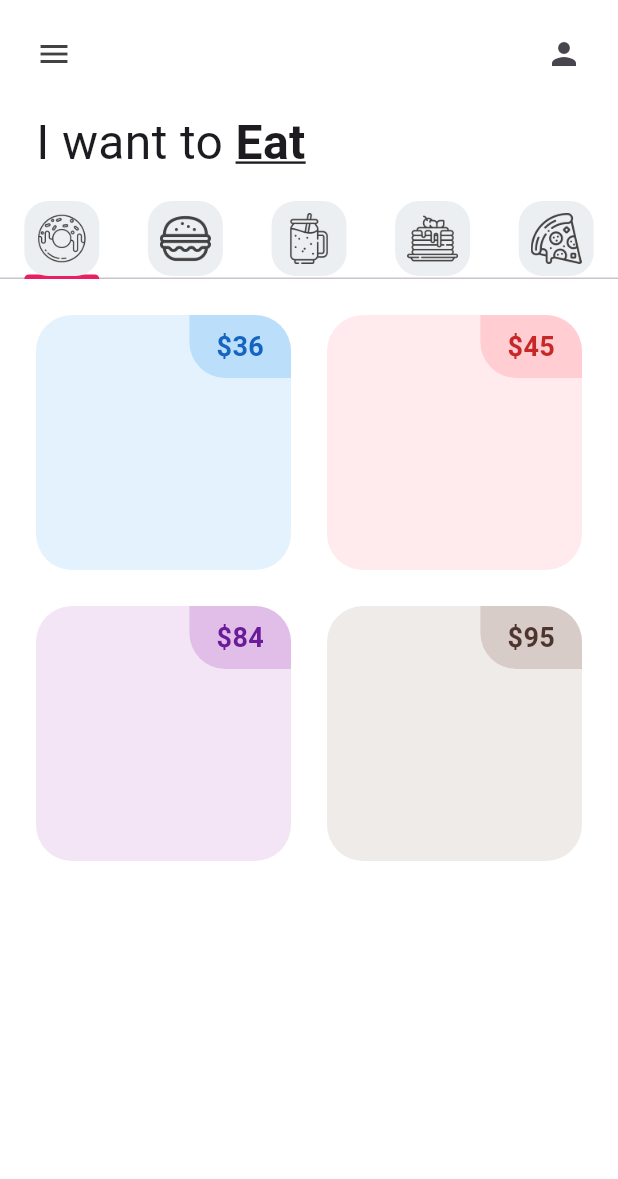
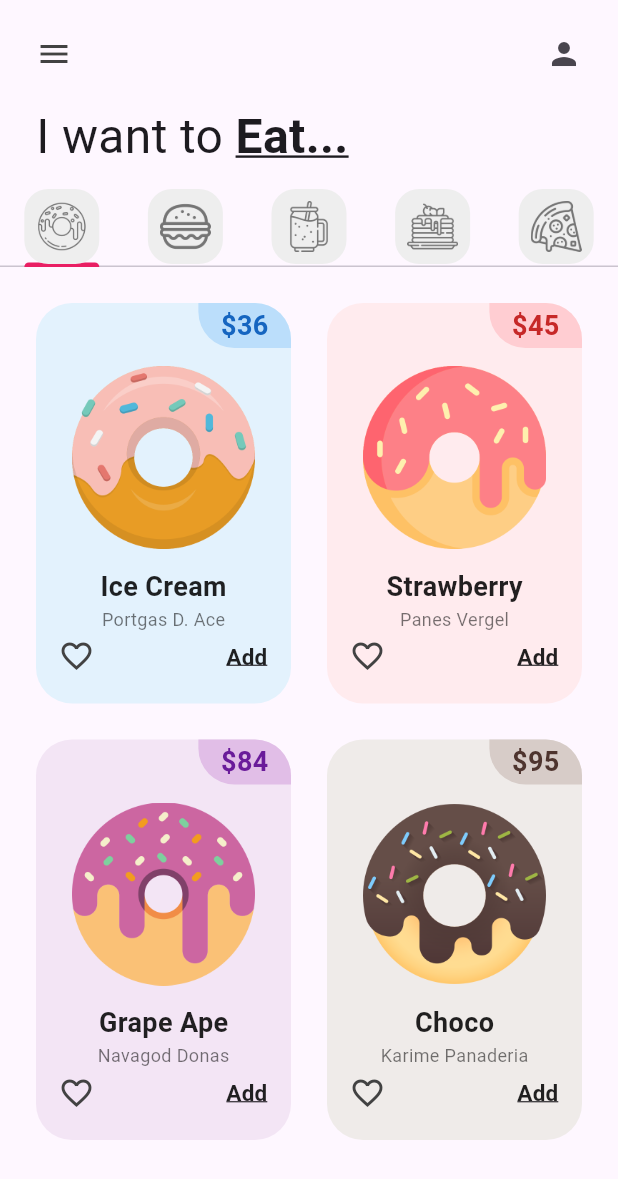
Before and after one commit to imVlado/donut_app_4sa, a Flutter app: the screen it shows after launch, on a phone screen of 412 x 824 dp. Shown: the top 1179 px of the screen. Run offline on Flutter 3.47's test engine with Material 3 defaults, Android fonts, the phone set to English and light mode, and no system bars.

Commit message:
DonutTile Finished

```diff
--- a/lib/pages/home_page.dart
+++ b/lib/pages/home_page.dart
@@ -1,10 +1,10 @@
+import 'package:flutter/material.dart';
+import 'package:donut_app_4sa/utils/my_tab.dart';
+import 'package:donut_app_4sa/tabs/donut_tab.dart';
 import 'package:donut_app_4sa/tabs/burger_tab.dart';
-import 'package:donut_app_4sa/tabs/donut_tab.dart';
-import 'package:donut_app_4sa/tabs/pancakes.dart';
-import 'package:donut_app_4sa/tabs/pizza.dart';
 import 'package:donut_app_4sa/tabs/smootie_tab.dart';
-import 'package:donut_app_4sa/utils/my_tab.dart';
-import 'package:flutter/material.dart';
+import 'package:donut_app_4sa/tabs/pancakes_tab.dart';
+import 'package:donut_app_4sa/tabs/pizza_tab.dart';
 
 class HomePage extends StatefulWidget {
   const HomePage({super.key});
@@ -14,8 +14,7 @@ class HomePage extends StatefulWidget {
 }
 
 class _HomePageState extends State<HomePage> {
-
-  List<Widget> myTabs = <Widget>[
+  List <Widget> myTabs = <Widget>[
     const MyTab(iconPath: 'lib/icons/donut.png',),
     const MyTab(iconPath: 'lib/icons/burger.png',),
     const MyTab(iconPath: 'lib/icons/smoothie.png',),
@@ -25,54 +24,47 @@ class _HomePageState extends State<HomePage> {
 
   @override
   Widget build(BuildContext context) {
-    return DefaultTabController(
-      length: myTabs.length,
+    return DefaultTabController(length: myTabs.length,
       child: Scaffold(
-        backgroundColor: Colors.white,
         appBar: AppBar(
-           backgroundColor: Colors.transparent,
-          //icono de a izquierda
-          leading:
-           Padding(
-             padding: const EdgeInsets.all(24.0),
-             child: Icon(
-              Icons.menu,
-                color: Colors.grey[800]
-              ),
-           ),
-            actions: [
-              Padding(
-                padding: const EdgeInsets.all(24.0),
-                child: Icon(
-                  Icons.person,),
-              )],
+          backgroundColor: Colors.transparent,
+          //Icono de la izquierda
+          leading: Padding(
+            padding: const EdgeInsets.all(24.0),
+            child: Icon(Icons.menu, color: Colors.grey[800]),
+          ),
+          actions: [Padding(
+            padding: const EdgeInsets.all(24.0),
+            child: Icon(Icons.person),
+          )]
         ),
         body: Column(
           children: <Widget>[
+            //1. Texto Principal (Text)
           const Padding(
-            padding: EdgeInsets.symmetric(horizontal: 24.0, vertical: 16),
+            padding: EdgeInsets.symmetric(horizontal: 24, vertical: 12),
             child: Row(
               children: [
                 Text("I want to ", style: TextStyle(
+                  fontSize: 32
+                )),
+                Text("Eat...", style: TextStyle(
+                  //Tamaño de letra
                   fontSize: 32,
-                )),
-                Text("Eat", style: TextStyle(
-                  //tamaño de letra
-                  fontSize: 32,
-                  //negritas
+                  //Negritas
                   fontWeight: FontWeight.bold,
-                  //subrayado
+                  //Subrayado
                   decoration: TextDecoration.underline,
-                ),)
+                ),),
               ],
             ),
           ),
-        //pestañas
-          TabBar(tabs: myTabs),
-
-        //Contenido de pestañas
+          //2. Pestañas (TabBar)
+          TabBar(tabs: myTabs, splashFactory: NoSplash.splashFactory), //quitar efecto splash de los iconos
+          //3. Contenido de Pestañas (TabBarView)
           Expanded(
-            child: TabBarView(children: [
+            child: TabBarView(
+              children: [
               DonutTab(),
               BurgerTab(),
               SmoothieTab(),
@@ -80,15 +72,8 @@ class _HomePageState extends State<HomePage> {
               PizzaTab(),
             ]),
           )
-
-        //carrito
-
-
-          ]
-
-        //Textp principal
-
-
+          //4. Carrito (Cart)
+          ],
         ),
       ),
     );
--- a/lib/tabs/donut_tab.dart
+++ b/lib/tabs/donut_tab.dart
@@ -3,37 +3,39 @@ import 'package:flutter/material.dart';
 
 class DonutTab extends StatelessWidget {
 
-    //list of donuts
+  //list of donuts
   final List donutsOnSale = [
-    // [ donutFlavor, donutPrice, donutColor, imageName ]
-    ["Ice Cream", "36", Colors.blue, "lib/images/icecream_donut.png"],
-    ["Strawberry", "45", Colors.red, "lib/images/strawberry_donut.png"],
-    ["Grape Ape", "84", Colors.purple, "lib/images/grape_donut.png"],
-    ["Choco", "95", Colors.brown, "lib/images/chocolate_donut.png"],
-    ];
+    //[ donutFlavor, donutStore, donutPrice, donutColor, imageName ],
+    ["Ice Cream", "Portgas D. Ace", "36", Colors.blue, "lib/images/icecream_donut.png"],
+    ["Strawberry", "Panes Vergel", "45", Colors.red, "lib/images/strawberry_donut.png"],
+    ["Grape Ape", "Navagod Donas", "84", Colors.purple, "lib/images/grape_donut.png"],
+    ["Choco", "Karime Panaderia", "95", Colors.brown, "lib/images/chocolate_donut.png"]
+  ];
 
   DonutTab({super.key});
 
   @override
   Widget build(BuildContext context) {
     return GridView.builder(
-      //prepa 1
+      //Prepa 1: cómo se va a organizar
       gridDelegate: SliverGridDelegateWithFixedCrossAxisCount(
-        //Numero de columnas
+        //numero de columnas
         crossAxisCount: 2,
-        ),
-      //cuantos elementos
+        //Proporcion entre ancho y alto
+        childAspectRatio: 1/1.5),
+      //Cuantos elementos
       itemCount: 4,
-      padding : const EdgeInsets.all(12),
-      itemBuilder: (context, index){
+      padding: const EdgeInsets.all(12),
+      //Como se construirán
+      itemBuilder: (context, index) {
         return DonutTile(
           donutFlavor: donutsOnSale[index][0],
-          donutPrice: donutsOnSale[index][1],
-          donutColor: donutsOnSale[index][2],
-          imageName: donutsOnSale[index][3],
+          donutStore: donutsOnSale[index][1],
+          donutPrice: donutsOnSale[index][2],
+          donutColor: donutsOnSale[index][3],
+          imageName: donutsOnSale[index][4],
         );
       }
-
-      );
+    );
   }
 }
--- a/lib/utils/donut_tile.dart
+++ b/lib/utils/donut_tile.dart
@@ -2,25 +2,34 @@ import 'package:flutter/material.dart';
 
 class DonutTile extends StatelessWidget {
   final String donutFlavor;
+  final String donutStore;
   final String donutPrice;
+    //dynamic por que será de tipo color
   final dynamic donutColor;
   final String imageName;
 
-  const DonutTile({super.key,
+  const DonutTile(
+    {super.key,
+    required this.donutFlavor,
+    required this.donutStore,
     required this.donutPrice,
     required this.donutColor,
-  required this.imageName,
-  required this.donutFlavor});
+    required this.imageName}
+  );
 
   @override
   Widget build(BuildContext context) {
     return Padding(
       padding: const EdgeInsets.all(12.0),
       child: Container(
+        //color: donutColor[50]
         decoration: BoxDecoration(
           color: donutColor[50],
-          borderRadius: BorderRadius.circular(24)),
-          child: Column(children: [
+          //Esquinas redondeadas
+          borderRadius: BorderRadius.circular(24),
+        ),
+        child: Column(
+          children: [
             Row(
               mainAxisAlignment: MainAxisAlignment.end,
               children: [
@@ -29,35 +38,77 @@ class DonutTile extends StatelessWidget {
                     color: donutColor[100],
                     borderRadius: BorderRadius.only(
                       bottomLeft: Radius.circular(24),
-                        topRight: Radius.circular(24),
-
+                      topRight: Radius.circular(24)
+                    ),
+                  ),
+                  padding: const EdgeInsets.symmetric(vertical: 2, horizontal: 15),
+                  child:Text(
+                    "\$$donutPrice",
+                    style:TextStyle(
+                      fontWeight: FontWeight.bold,
+                      fontSize: 18,
+                      color: donutColor[800],
                     )
-
                   ),
-                    padding: const EdgeInsets.symmetric(vertical: 8, horizontal: 18),
-
-                    child: Text(
-                      '\$$donutPrice',
-                      style: TextStyle(
-                        fontSize: 18,
-                        fontWeight: FontWeight.bold,
-                        color: donutColor[800],
-
-
+                ),
+              ],
             ),
 
-
-                    ),
-                  )
-
-              ])
-
-          ],)
-
-
+            //Donut price
+            Padding(
+              padding: const EdgeInsets.symmetric(horizontal: 24, vertical: 12),
+              child: Image.asset(imageName),
             ),
 
+            //Donut Flavor Text
+            Text(
+                    donutFlavor,
+                    style:TextStyle(
+                      fontWeight: FontWeight.bold,
+                      fontSize: 18,
+                      color: Colors.black87,
+                    )
+                  ),
+            Text(
+                    donutStore,
+                    style:TextStyle(
+                      fontSize: 12,
+                      color: Colors.black54,
+                    )
+                  ),
 
+            Padding(
+              padding: const EdgeInsets.symmetric(horizontal: 15, vertical: 2),
+              child: Row(
+                mainAxisAlignment: MainAxisAlignment.spaceBetween,
+                children: [
+                  Icon(
+                    Icons.favorite_border_outlined,
+                    color: Colors.grey[800],
+                  ),
+                  TextButton(
+                    style: TextButton.styleFrom(
+                      padding: EdgeInsets.zero, // Elimina el padding interno del botón
+                      minimumSize: Size(29, 29), // Reduce el tamaño mínimo del botón
+                      tapTargetSize: MaterialTapTargetSize.shrinkWrap, // Reduce el área táctil
+                    ),
+                    onPressed: () {},
+                    child: Text(
+                      "Add",
+                      style: TextStyle(
+                        fontSize: 15,
+                        fontWeight: FontWeight.bold,
+                        decoration: TextDecoration.underline,
+                        color: Colors.black87,
+                      ),
+                    ),
+                  ),
+                ],
+              ),
+            ),
+          ],
+        ),
+      ),
     );
 
   }
--- a/lib/utils/my_tab.dart
+++ b/lib/utils/my_tab.dart
@@ -1,7 +1,7 @@
 import 'package:flutter/material.dart';
 
 class MyTab extends StatelessWidget {
-  //ruta del archivo
+  //Ruta del archivo
   final String iconPath;
 
   const MyTab({super.key, required this.iconPath});
@@ -13,15 +13,15 @@ class MyTab extends StatelessWidget {
       child: Container(
         padding: const EdgeInsets.all(8),
         decoration: BoxDecoration(
-          color: Colors.blueGrey[50],
-          borderRadius: BorderRadius.circular(16)
-          ),
-
-          child: Image.asset(
-            iconPath,
-            color: Colors.grey[800],
-
-          ),
+          color: Colors.grey[200],
+          //Borde redondeado
+          borderRadius: BorderRadius.circular(16),
+        ),
+        //Ruta de la imagen
+        child: Image.asset(
+          iconPath,
+          color: Colors.grey[600],
+        )
       )
     );
   }
```
Also changed, not shown: lib/images/chocolate_donut.png (renamed from lib/icons/chocolate_donut.png), lib/images/grape_donut.png (renamed from lib/icons/grape_donut.png), lib/images/icecream_donut.png (renamed from lib/icons/icecream_donut.png), lib/images/strawberry_donut.png (renamed from lib/icons/strawberry_donut.png), lib/tabs/pancakes_tab.dart (renamed from lib/tabs/pancakes.dart), lib/tabs/pizza_tab.dart (renamed from lib/tabs/pizza.dart). Lines whose indentation alone changed are shown as unchanged.
